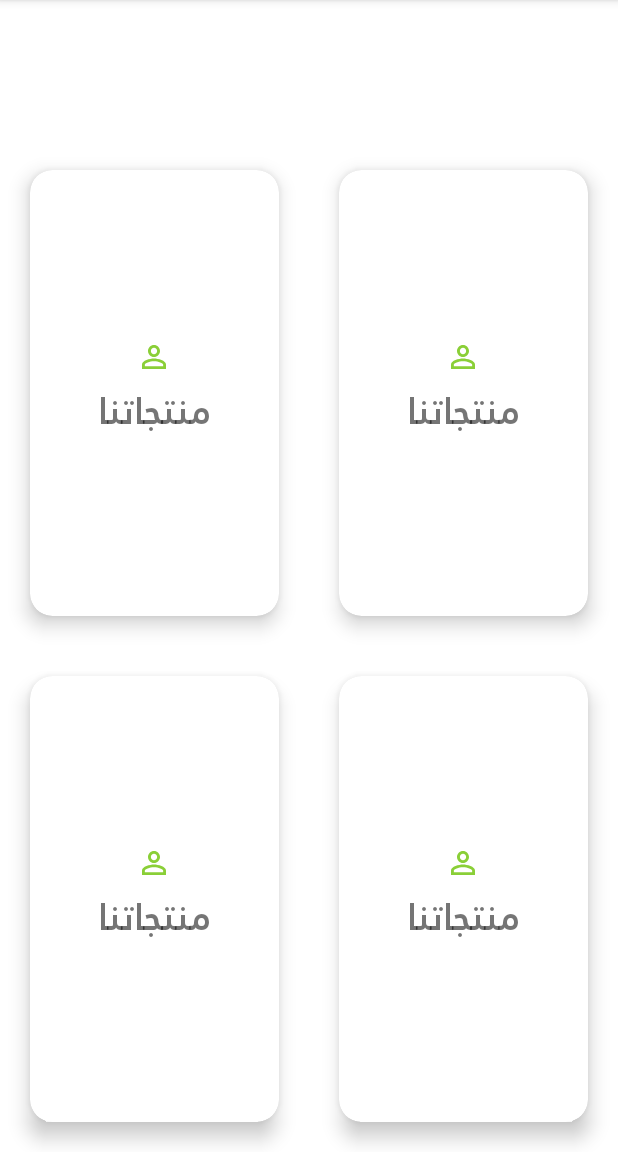
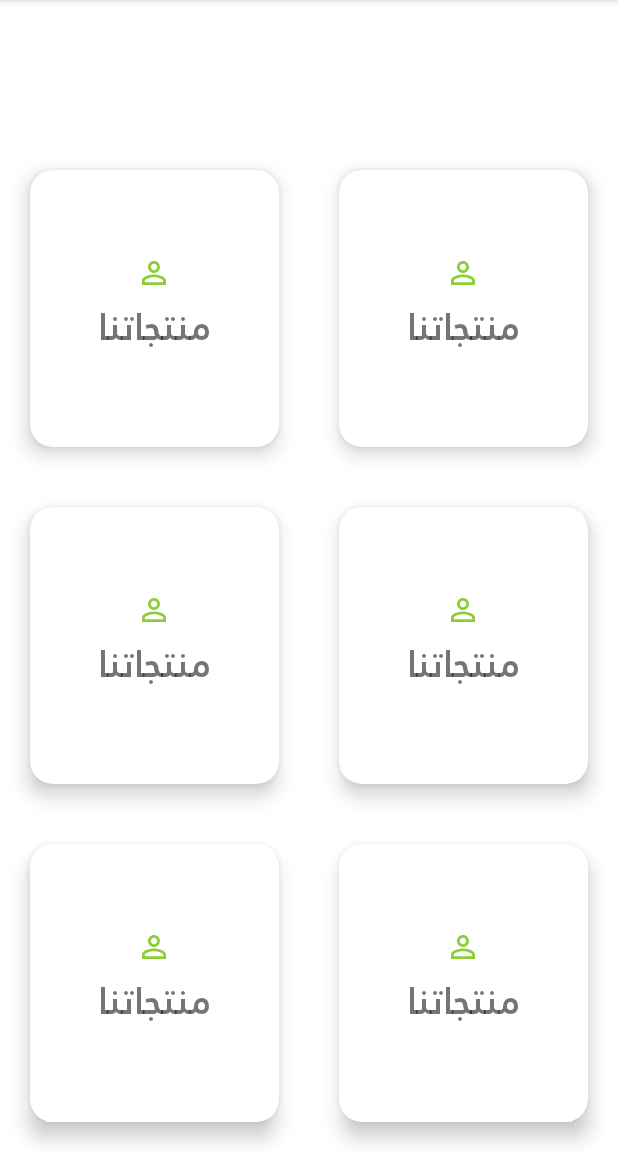
Before and after one commit to MohammedAlawna/ShowcaseApp, an Android app: the MainMenu screen opened directly, with no data from a screen before it, on a phone screen of 412 x 824 dp, the part 84-1236 px from its top. Run offline under Robolectric (Android 15) with nearby library versions, the phone set to English and light mode, and no system bars.

Commit message:
cardViewModified.

```diff
--- a/ShowcaseAppTemplate/app/src/main/res/layout/main_menu.xml
+++ b/ShowcaseAppTemplate/app/src/main/res/layout/main_menu.xml
@@ -174,6 +174,82 @@
 
         </androidx.cardview.widget.CardView>
 
+
+        <androidx.cardview.widget.CardView
+            android:layout_width="wrap_content"
+            android:layout_height="wrap_content"
+            app:layout_column="0"
+            app:layout_row="2"
+            app:layout_columnWeight="1"
+            app:layout_rowWeight="1"
+            android:layout_margin="20dp"
+            app:cardCornerRadius="15dp"
+            app:cardElevation="8dp">
+
+            <LinearLayout
+                android:layout_width="wrap_content"
+                android:layout_height="wrap_content"
+                android:orientation="vertical"
+                android:gravity="center"
+                android:layout_gravity="center_vertical|center_horizontal">
+                <ImageView
+                    android:layout_width="wrap_content"
+                    android:layout_height="wrap_content"
+                    android:src="@drawable/ic_baseline_perm_identity_24"
+                    />
+                <TextView
+                    android:layout_width="wrap_content"
+                    android:layout_height="wrap_content"
+                    android:text="منتجاتنا"
+                    android:textSize="25sp"
+                    android:fontFamily="@font/janalt"
+                    android:textStyle="bold"
+                    android:textAlignment="center"
+                    android:gravity="center_horizontal" />
+
+            </LinearLayout>
+
+
+        </androidx.cardview.widget.CardView>
+
+
+        <androidx.cardview.widget.CardView
+            android:layout_width="wrap_content"
+            android:layout_height="wrap_content"
+            app:layout_column="1"
+            app:layout_row="2"
+            app:layout_columnWeight="1"
+            app:layout_rowWeight="1"
+            android:layout_margin="20dp"
+            app:cardCornerRadius="15dp"
+            app:cardElevation="8dp">
+
+            <LinearLayout
+                android:layout_width="wrap_content"
+                android:layout_height="wrap_content"
+                android:orientation="vertical"
+                android:gravity="center"
+                android:layout_gravity="center_vertical|center_horizontal">
+                <ImageView
+                    android:layout_width="wrap_content"
+                    android:layout_height="wrap_content"
+                    android:src="@drawable/ic_baseline_perm_identity_24"
+                    />
+                <TextView
+                    android:layout_width="wrap_content"
+                    android:layout_height="wrap_content"
+                    android:text="منتجاتنا"
+                    android:textSize="25sp"
+                    android:fontFamily="@font/janalt"
+                    android:textStyle="bold"
+                    android:textAlignment="center"
+                    android:gravity="center_horizontal" />
+
+            </LinearLayout>
+
+
+        </androidx.cardview.widget.CardView>
+
     </androidx.gridlayout.widget.GridLayout>
 
 
```
